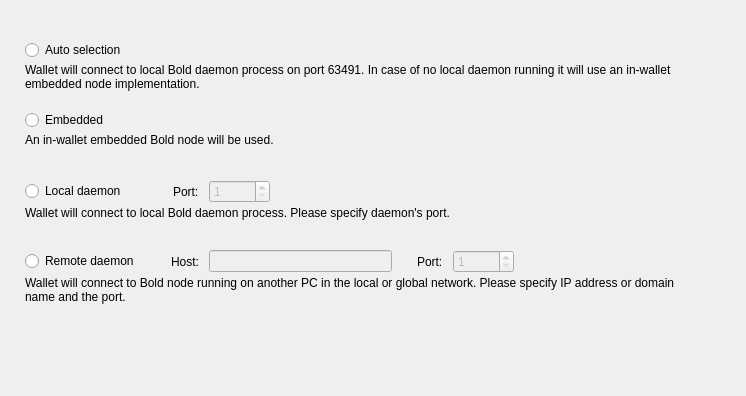
Qt form src/Gui/Options/ConnectionOptionsFrame.ui (theboldtoken/bold) before a commit.
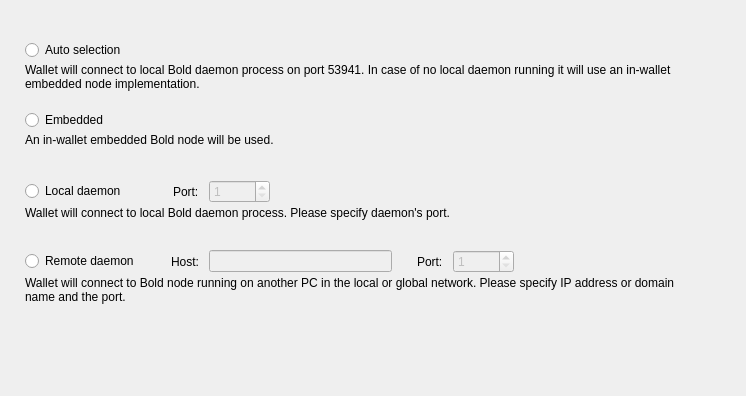
The same form after that commit. Custom widgets are drawn as their Qt base class.

```diff
--- a/src/Gui/Options/ConnectionOptionsFrame.ui
+++ b/src/Gui/Options/ConnectionOptionsFrame.ui
@@ -81,7 +81,7 @@
       <item alignment="Qt::AlignTop">
        <widget class="WalletGui::WalletSmallGrayTextLabel" name="m_autoHelperLabel">
         <property name="text">
-         <string>Wallet will connect to local Bold daemon process on port 63491. In case of no local daemon running it will use an in-wallet embedded node implementation.</string>
+         <string>Wallet will connect to local Bold daemon process on port 53941. In case of no local daemon running it will use an in-wallet embedded node implementation.</string>
         </property>
         <property name="alignment">
          <set>Qt::AlignLeading|Qt::AlignLeft|Qt::AlignTop</set>
```
